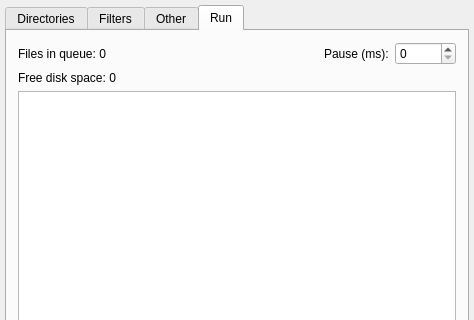
Before: the Qt Designer form mainwindow.ui in macrosoft/randcp2, drawn with Qt 5; both pictures show x 0 to 474 and y 0 to 320 of the 474 by 517 pixel window.
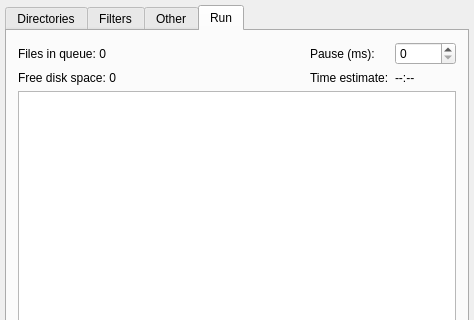
After: the same form once the commit is applied. The open tabs and pages were chosen to show the change. Custom widgets are drawn as their Qt base class.

Commit message: added estimation time. bug fix

```diff
--- a/mainwindow.ui
+++ b/mainwindow.ui
@@ -502,6 +502,20 @@
            </property>
           </spacer>
          </item>
+         <item row="1" column="2">
+          <widget class="QLabel" name="timeLabelCapt">
+           <property name="text">
+            <string>Time estimate:</string>
+           </property>
+          </widget>
+         </item>
+         <item row="1" column="3">
+          <widget class="QLabel" name="timeLabel">
+           <property name="text">
+            <string>--:--</string>
+           </property>
+          </widget>
+         </item>
         </layout>
        </item>
        <item>
```
Left out of the diff: 4 changed lines with no effect on the pictures. The commit also changes 7 other files.
